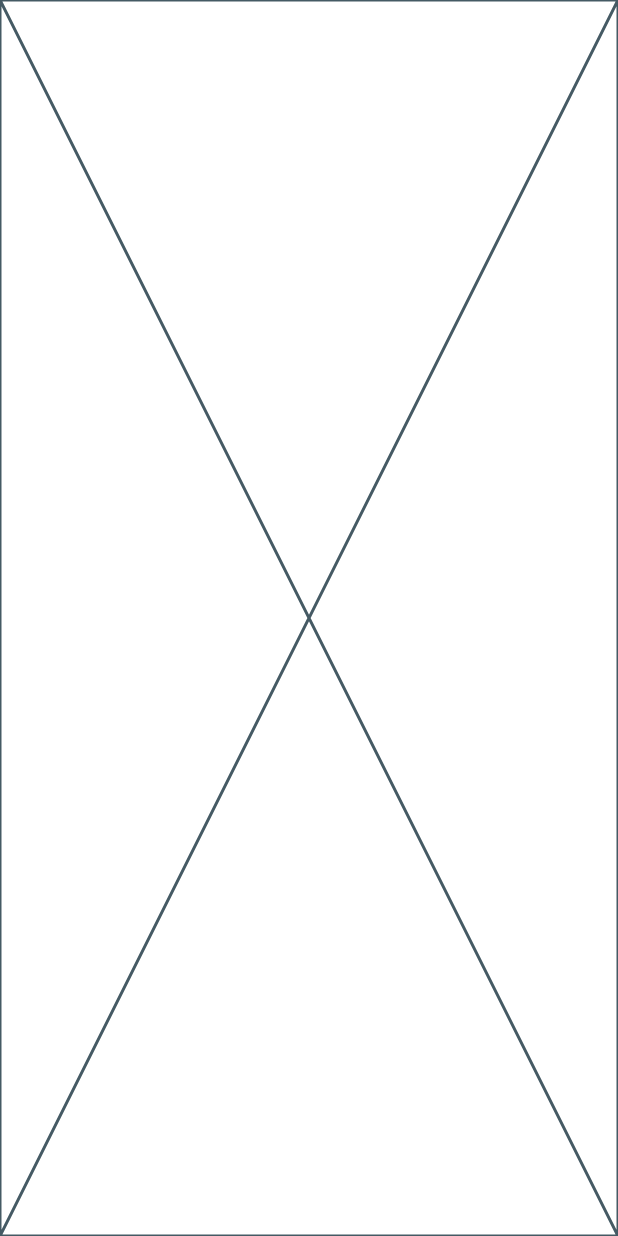
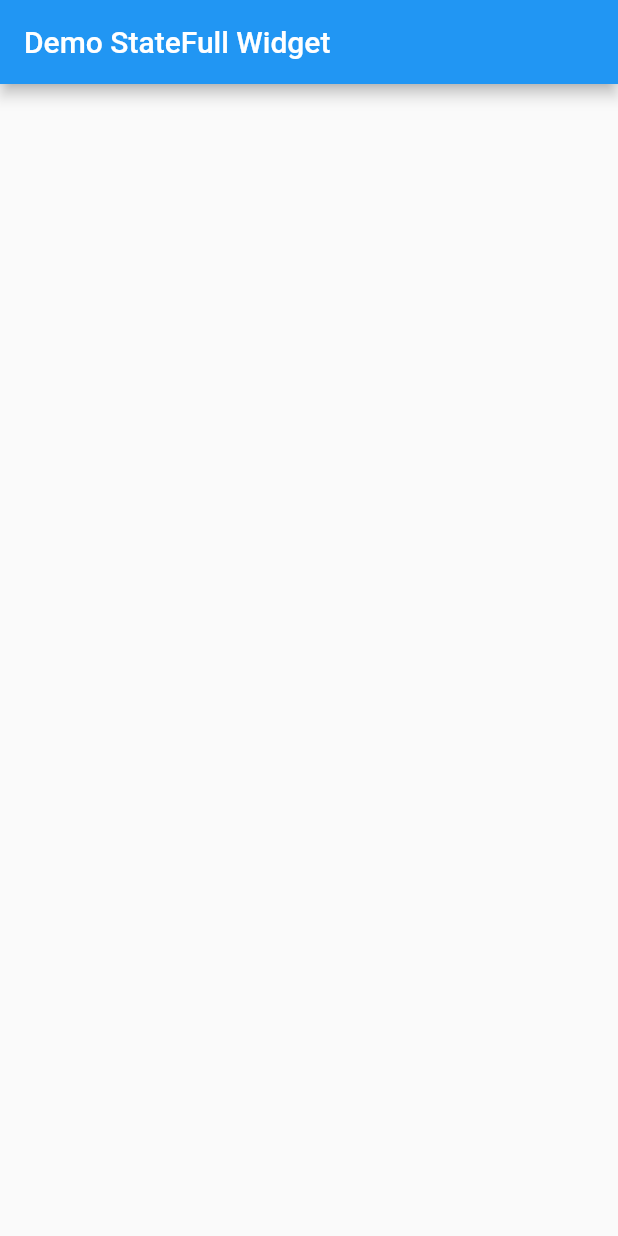
Before and after one commit to phamtanphat/statefull_stateless_widget16032024, a Flutter app: the screen it shows after launch, on a phone screen of 412 x 824 dp. Run offline on Flutter 3.47's test engine with Material 2 defaults, Android fonts, the phone set to English and light mode, and no system bars.

Commit message:
state full

```diff
--- a/lib/demo_statefull_widget_page.dart
+++ b/lib/demo_statefull_widget_page.dart
@@ -1,3 +1,5 @@
+import 'dart:math';
+
 import 'package:flutter/material.dart';
 
 class DemoStateFullWidgetPage extends StatefulWidget {
@@ -7,9 +9,16 @@ class DemoStateFullWidgetPage extends StatefulWidget {
   State<DemoStateFullWidgetPage> createState() => _DemoStateFullWidgetPageState();
 }
 
+// State<Object>
 class _DemoStateFullWidgetPageState extends State<DemoStateFullWidgetPage> {
+
   @override
   Widget build(BuildContext context) {
-    return const Placeholder();
+    return Scaffold(
+      appBar: AppBar(
+        title: Text("Demo StateFull Widget"),
+      ),
+      body: Container(),
+    );
   }
 }
--- a/lib/main.dart
+++ b/lib/main.dart
@@ -16,7 +16,7 @@ class MyApp extends StatelessWidget {
     return MaterialApp(
       title: 'Flutter Demo',
       theme: ThemeData(primarySwatch: Colors.blue),
-      home: DemoStateFullWidgetPage(),
+      home: DemoStateFullWidgetPage()
     );
   }
 }
```
